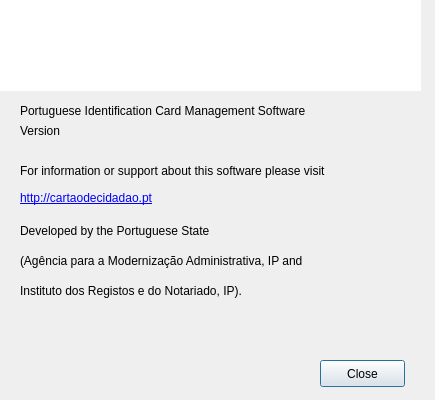
Above: pteid-mw-pt/_src/eidmw/eidgui/dlgAbout.ui from amagovpt/autenticacao.gov before the change. Below: the same form after it.
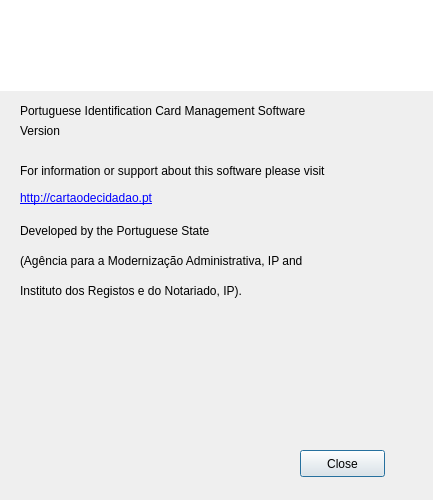
That is the form after the change. Icons and pictures are not drawn.

Commit message: dlgAbout: Fix the layout for the new logo

What changed in the file:
```diff
--- a/pteid-mw-pt/_src/eidmw/eidgui/dlgAbout.ui
+++ b/pteid-mw-pt/_src/eidmw/eidgui/dlgAbout.ui
@@ -9,8 +9,8 @@
    <rect>
     <x>0</x>
     <y>0</y>
-    <width>435</width>
-    <height>400</height>
+    <width>433</width>
+    <height>500</height>
    </rect>
   </property>
   <property name="sizePolicy">
@@ -37,8 +37,8 @@
   <widget class="QPushButton" name="btnOK">
    <property name="geometry">
     <rect>
-     <x>320</x>
-     <y>360</y>
+     <x>300</x>
+     <y>450</y>
      <width>85</width>
      <height>27</height>
     </rect>
@@ -115,7 +115,7 @@
     <rect>
      <x>0</x>
      <y>0</y>
-     <width>421</width>
+     <width>433</width>
      <height>91</height>
     </rect>
    </property>
@@ -226,10 +226,10 @@
   <widget class="QLabel" name="label_qren">
    <property name="geometry">
     <rect>
-     <x>30</x>
+     <x>0</x>
      <y>320</y>
-     <width>341</width>
-     <height>31</height>
+     <width>433</width>
+     <height>103</height>
     </rect>
    </property>
     <property name="pixmap">
```
Left out of the diff: 5 changed lines with no effect on the pictures. Lines whose indentation alone changed are shown as unchanged. The commit also changes 1 other file.
